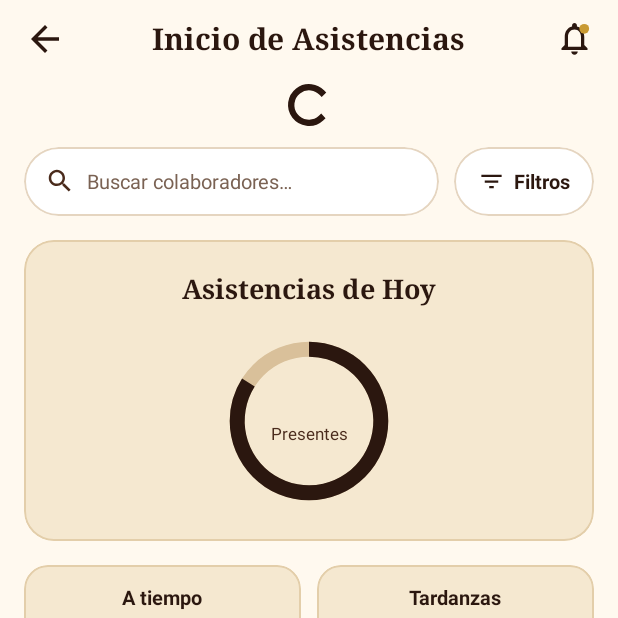
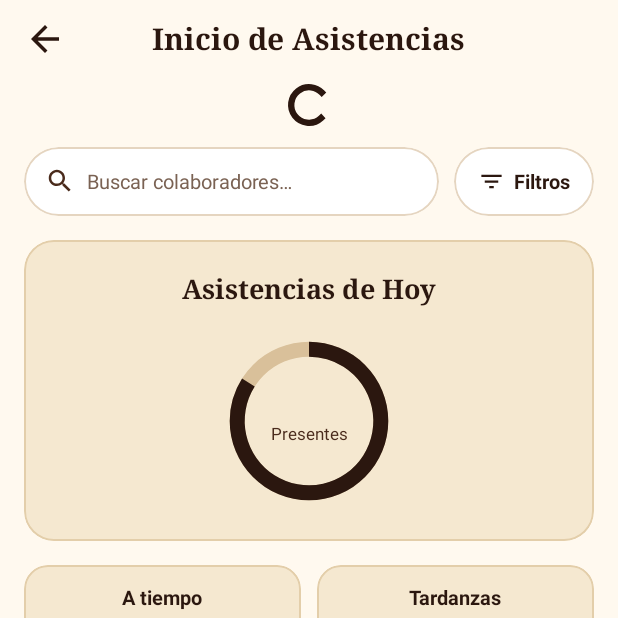
Before and after one commit to JeanVV/PiccoliField, an Android app: the fragment AsistenciaHomeFragment placed in its activity, on a phone screen of 412 x 824 dp, the top half of it. Run offline under Robolectric (Android 15) with nearby library versions, the phone set to English and light mode, and no system bars; network calls fail; 5 statements that could not run were skipped.

Commit message:
Arreglos de interfaz asistencia

```diff
--- a/app/src/main/java/com/piccolifield/ui/asistencia/AsistenciaHomeFragment.java
+++ b/app/src/main/java/com/piccolifield/ui/asistencia/AsistenciaHomeFragment.java
@@ -79,6 +79,7 @@ public class AsistenciaHomeFragment extends Fragment {
 
                 case SUCCESS:
                     if (binding.pbLoadingHome != null) binding.pbLoadingHome.setVisibility(View.GONE);
+                    if (binding.swipeRefreshLayout != null) binding.swipeRefreshLayout.setRefreshing(false);
                     List<RegistroAsistencia> listaRemote = resource.data != null ? resource.data : new ArrayList<>();
 
                     verificarJustificacionesPendientes(listaRemote);
@@ -106,6 +107,7 @@ public class AsistenciaHomeFragment extends Fragment {
 
                 case ERROR:
                     if (binding.pbLoadingHome != null) binding.pbLoadingHome.setVisibility(View.GONE);
+                    if (binding.swipeRefreshLayout != null) binding.swipeRefreshLayout.setRefreshing(false);
                     Log.e("AsistenciaHome", "Error cargando personal: " + resource.message);
                     binding.layoutEmptyRecentState.setVisibility(View.VISIBLE);
                     binding.rvRecentPersonnel.setVisibility(View.GONE);
@@ -146,11 +148,10 @@ public class AsistenciaHomeFragment extends Fragment {
             );
         }
 
-        // Botón Notificación
-        if (binding.btnNotification != null) {
-            binding.btnNotification.setOnClickListener(v ->
-                Toast.makeText(getContext(), "Notificaciones de asistencias", Toast.LENGTH_SHORT).show()
-            );
+        // Configuración de Deslizar para Actualizar (SwipeRefreshLayout)
+        if (binding.swipeRefreshLayout != null) {
+            binding.swipeRefreshLayout.setColorSchemeResources(R.color.cafe_profundo, R.color.caramelo);
+            binding.swipeRefreshLayout.setOnRefreshListener(this::cargarDatos);
         }
 
         // Búsqueda en tiempo real
--- a/app/src/main/res/layout/fragment_asistencia_inicio.xml
+++ b/app/src/main/res/layout/fragment_asistencia_inicio.xml
@@ -9,12 +9,18 @@
     android:background="@color/color_fondo"
     tools:context=".ui.asistencia.AsistenciaHomeFragment">
 
-    <!-- ScrollView para acomodar todos los elementos suavemente -->
-    <androidx.core.widget.NestedScrollView
-        android:id="@+id/scrollViewContent"
+    <!-- SwipeRefreshLayout para Deslizar y Actualizar -->
+    <androidx.swiperefreshlayout.widget.SwipeRefreshLayout
+        android:id="@+id/swipeRefreshLayout"
         android:layout_width="match_parent"
-        android:layout_height="match_parent"
-        android:fillViewport="true">
+        android:layout_height="match_parent">
+
+        <!-- ScrollView para acomodar todos los elementos suavemente -->
+        <androidx.core.widget.NestedScrollView
+            android:id="@+id/scrollViewContent"
+            android:layout_width="match_parent"
+            android:layout_height="match_parent"
+            android:fillViewport="true">
 
         <LinearLayout
             android:layout_width="match_parent"
@@ -54,18 +60,6 @@
                     android:textColor="@color/cafe_profundo"
                     android:textSize="20sp"
                     android:textStyle="bold" />
-
-                <ImageView
-                    android:id="@+id/btnNotification"
-                    android:layout_width="26dp"
-                    android:layout_height="26dp"
-                    android:layout_alignParentEnd="true"
-                    android:layout_centerVertical="true"
-                    android:background="?attr/selectableItemBackgroundBorderless"
-                    android:clickable="true"
-                    android:contentDescription="@string/cd_notification"
-                    android:focusable="true"
-                    android:src="@drawable/ic_notification_bell" />
             </RelativeLayout>
 
             <!-- ProgressBar de Carga Sutil para Inicio -->
@@ -684,4 +678,6 @@
 
     </androidx.core.widget.NestedScrollView>
 
+    </androidx.swiperefreshlayout.widget.SwipeRefreshLayout>
+
 </androidx.constraintlayout.widget.ConstraintLayout>
```
Also changed, not shown: app/src/main/java/com/piccolifield/adapter/ColaboradorAdapter.java (+5 -2 lines), app/src/main/java/com/piccolifield/ui/asistencia/DetalleAsistenciaFragment.java (+50 -13 lines), app/src/main/java/com/piccolifield/ui/asistencias/AsistenciasFragment.java (+23 -2 lines), app/src/main/res/layout/fragment_asistencias.xml (+12 -0 lines).
